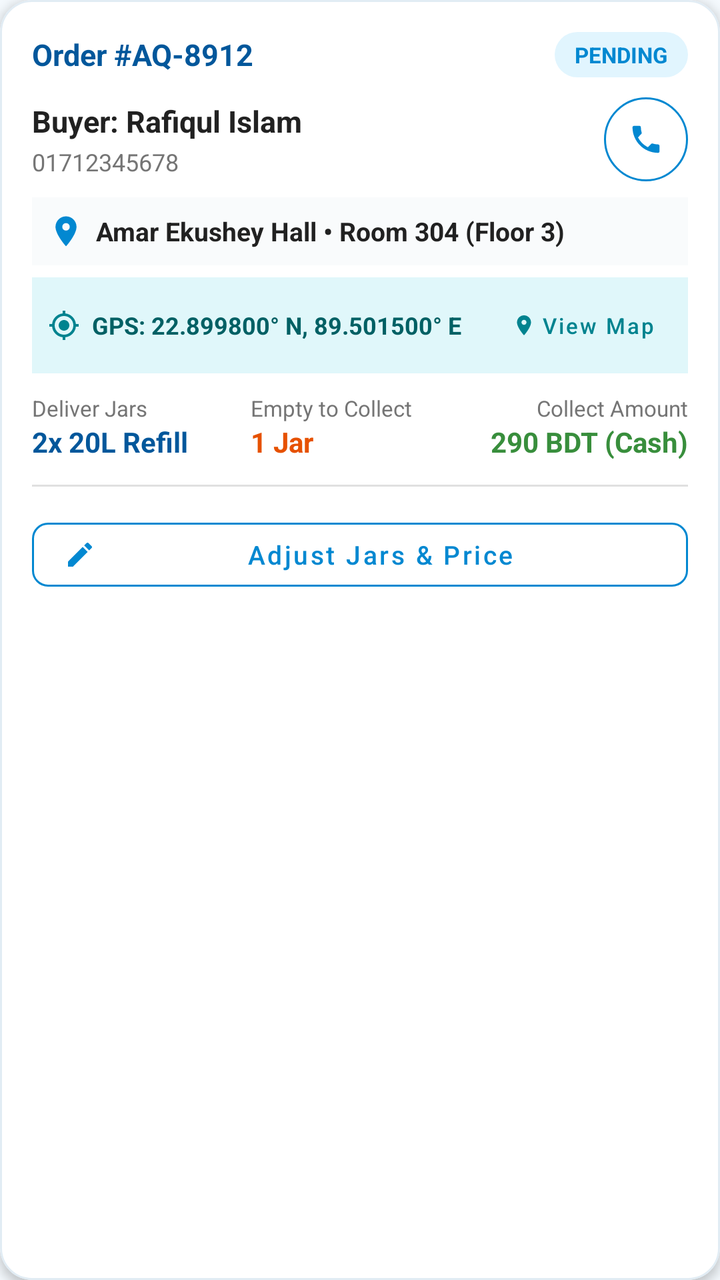
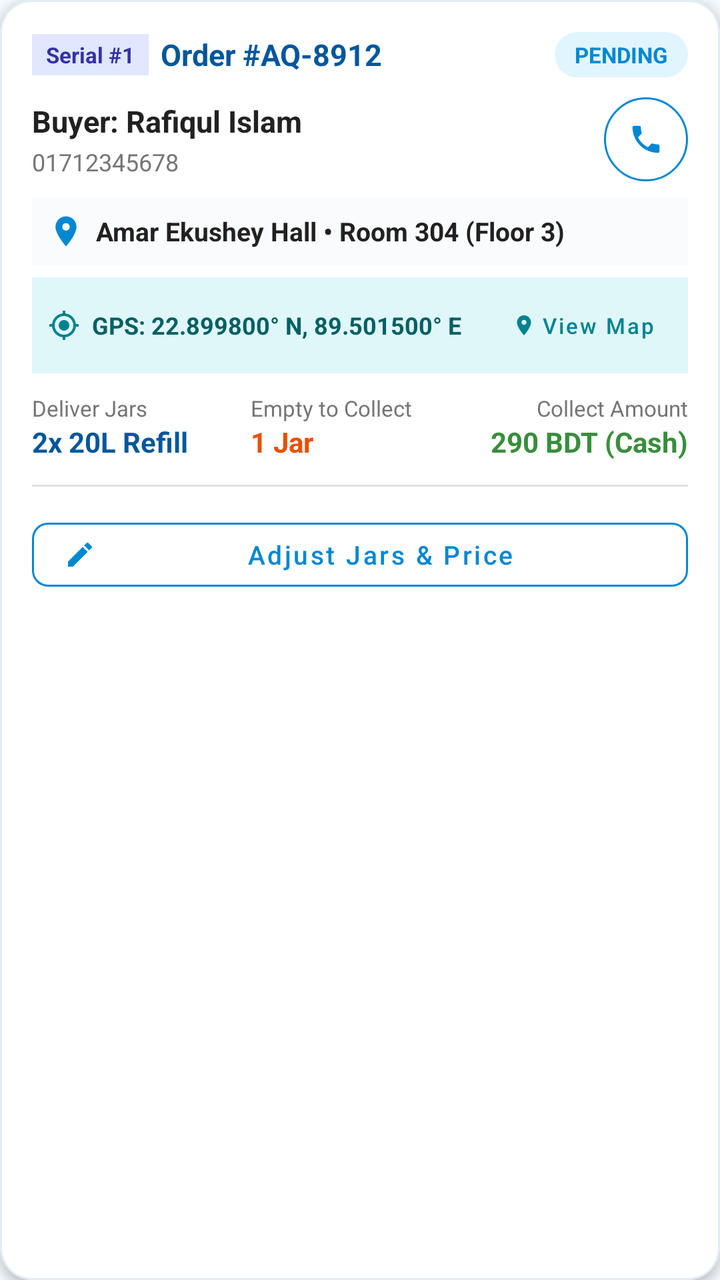

Two renders of the same Android screen: before a commit and after it. Below are the layout's source before the change and the commit's diff.
<!-- AndroidManifest.xml: application theme Theme.AquaDrop -->
<!-- res/layout/item_seller_order.xml -->
<?xml version="1.0" encoding="utf-8"?>
<com.google.android.material.card.MaterialCardView xmlns:android="http://schemas.android.com/apk/res/android"
    xmlns:app="http://schemas.android.com/apk/res-auto"
    android:layout_width="match_parent"
    android:layout_height="wrap_content"
    android:layout_marginBottom="14dp"
    app:cardBackgroundColor="@color/card_background"
    app:cardCornerRadius="16dp"
    app:cardElevation="3dp"
    app:strokeColor="@color/card_stroke"
    app:strokeWidth="1dp">

    <LinearLayout
        android:layout_width="match_parent"
        android:layout_height="wrap_content"
        android:orientation="vertical"
        android:padding="16dp">

        
        <LinearLayout
            android:id="@+id/llEmergencyAlertHeader"
            android:layout_width="match_parent"
            android:layout_height="wrap_content"
            android:layout_marginBottom="12dp"
            android:background="#D32F2F"
            android:gravity="center_vertical"
            android:orientation="horizontal"
            android:paddingStart="12dp"
            android:paddingTop="7dp"
            android:paddingEnd="12dp"
            android:paddingBottom="7dp"
            android:visibility="gone">

            <ImageView
                android:layout_width="20dp"
                android:layout_height="20dp"
                android:contentDescription="Emergency Siren"
                android:src="@drawable/ic_warning"
                app:tint="@color/white" />

            <TextView
                android:layout_width="0dp"
                android:layout_height="wrap_content"
                android:layout_marginStart="8dp"
                android:layout_weight="1"
                android:text="🚨 EMERGENCY ORDER • DELIVER IMMEDIATELY"
                android:textColor="@color/white"
                android:textSize="12sp"
                android:textStyle="bold" />

            <TextView
                android:layout_width="wrap_content"
                android:layout_height="wrap_content"
                android:background="#B71C1C"
                android:paddingStart="6dp"
                android:paddingTop="2dp"
                android:paddingEnd="6dp"
                android:paddingBottom="2dp"
                android:text="PRIORITY 1"
                android:textColor="@color/white"
                android:textSize="10sp"
                android:textStyle="bold" />
        </LinearLayout>

        
        <LinearLayout
            android:layout_width="match_parent"
            android:layout_height="wrap_content"
            android:gravity="center_vertical"
            android:orientation="horizontal">

            <TextView
                android:id="@+id/tvSellerOrderId"
                android:layout_width="wrap_content"
                android:layout_height="wrap_content"
                android:text="Order #AQ-8912"
                android:textColor="@color/primary_dark"
                android:textSize="15sp"
                android:textStyle="bold" />

            <TextView
                android:id="@+id/tvUrgentBadge"
                android:layout_width="wrap_content"
                android:layout_height="wrap_content"
                android:layout_marginStart="8dp"
                android:background="#FFEBEE"
                android:paddingStart="8dp"
                android:paddingTop="2dp"
                android:paddingEnd="8dp"
                android:paddingBottom="2dp"
                android:text="EXPRESS"
                android:textColor="@color/urgent_red"
                android:textSize="10sp"
                android:textStyle="bold"
                android:visibility="gone" />

            <View
                android:layout_width="0dp"
                android:layout_height="1dp"
                android:layout_weight="1" />

            <TextView
                android:id="@+id/tvSellerOrderStatus"
                android:layout_width="wrap_content"
                android:layout_height="wrap_content"
                android:background="@drawable/bg_badge"
                android:text="PENDING"
                android:textColor="@color/primary"
                android:textSize="11sp"
                android:textStyle="bold" />
        </LinearLayout>

        
        <LinearLayout
            android:layout_width="match_parent"
            android:layout_height="wrap_content"
            android:layout_marginTop="10dp"
            android:gravity="center_vertical"
            android:orientation="horizontal">

            <LinearLayout
                android:layout_width="0dp"
                android:layout_height="wrap_content"
                android:layout_weight="1"
                android:orientation="vertical">

                <TextView
                    android:id="@+id/tvBuyerName"
                    android:layout_width="wrap_content"
                    android:layout_height="wrap_content"
                    android:text="Buyer: Rafiqul Islam"
                    android:textColor="@color/text_primary"
                    android:textSize="15sp"
                    android:textStyle="bold" />

                <TextView
                    android:id="@+id/tvBuyerPhone"
                    android:layout_width="wrap_content"
                    android:layout_height="wrap_content"
                    android:layout_marginTop="2dp"
                    android:text="01712345678"
                    android:textColor="@color/text_secondary"
                    android:textSize="12sp" />
            </LinearLayout>

            <com.google.android.material.button.MaterialButton
                android:id="@+id/btnCallBuyer"
                style="@style/Widget.MaterialComponents.Button.OutlinedButton"
                android:layout_width="42dp"
                android:layout_height="42dp"
                android:insetLeft="0dp"
                android:insetTop="0dp"
                android:insetRight="0dp"
                android:insetBottom="0dp"
                android:padding="0dp"
                app:cornerRadius="21dp"
                app:icon="@drawable/ic_call"
                app:iconGravity="textStart"
                app:iconPadding="0dp"
                app:iconSize="18dp"
                app:iconTint="@color/primary"
                app:strokeColor="@color/primary" />
        </LinearLayout>

        
        <LinearLayout
            android:layout_width="match_parent"
            android:layout_height="wrap_content"
            android:layout_marginTop="8dp"
            android:background="#F9FBFC"
            android:gravity="center_vertical"
            android:orientation="horizontal"
            android:padding="8dp">

            <ImageView
                android:layout_width="18dp"
                android:layout_height="18dp"
                android:contentDescription="Location"
                android:src="@drawable/ic_location_pin"
                app:tint="@color/primary" />

            <TextView
                android:id="@+id/tvDeliveryAddress"
                android:layout_width="wrap_content"
                android:layout_height="wrap_content"
                android:layout_marginStart="6dp"
                android:text="Amar Ekushey Hall • Room 304 (Floor 3)"
                android:textColor="@color/text_primary"
                android:textSize="13sp"
                android:textStyle="bold" />
        </LinearLayout>

        
        <LinearLayout
            android:id="@+id/llLocationNotes"
            android:layout_width="match_parent"
            android:layout_height="wrap_content"
            android:layout_marginTop="4dp"
            android:background="#FFF9C4"
            android:gravity="center_vertical"
            android:orientation="horizontal"
            android:padding="8dp"
            android:visibility="gone">

            <ImageView
                android:layout_width="16dp"
                android:layout_height="16dp"
                android:contentDescription="Directions"
                android:src="@drawable/ic_location_pin"
                app:tint="#F57F17" />

            <TextView
                android:id="@+id/tvLocationNotes"
                android:layout_width="0dp"
                android:layout_height="wrap_content"
                android:layout_marginStart="6dp"
                android:layout_weight="1"
                android:text="Exact Directions: Near West Staircase"
                android:textColor="#E65100"
                android:textSize="12sp"
                android:textStyle="italic|bold" />
        </LinearLayout>

        
        <LinearLayout
            android:id="@+id/llSellerGpsRow"
            android:layout_width="match_parent"
            android:layout_height="wrap_content"
            android:layout_marginTop="6dp"
            android:background="#E0F7FA"
            android:gravity="center_vertical"
            android:orientation="horizontal"
            android:padding="8dp">

            <ImageView
                android:layout_width="16dp"
                android:layout_height="16dp"
                android:contentDescription="GPS"
                android:src="@drawable/ic_gps"
                app:tint="#00838F" />

            <TextView
                android:id="@+id/tvBuyerGpsCoordinates"
                android:layout_width="0dp"
                android:layout_height="wrap_content"
                android:layout_marginStart="6dp"
                android:layout_weight="1"
                android:text="GPS: 22.899800° N, 89.501500° E"
                android:textColor="#006064"
                android:textSize="12sp"
                android:textStyle="bold" />

            <com.google.android.material.button.MaterialButton
                android:id="@+id/btnViewGpsOnMap"
                style="@style/Widget.MaterialComponents.Button.TextButton"
                android:layout_width="wrap_content"
                android:layout_height="32dp"
                android:insetTop="0dp"
                android:insetBottom="0dp"
                android:paddingStart="8dp"
                android:paddingEnd="8dp"
                android:text="View Map"
                android:textAllCaps="false"
                android:textColor="#00838F"
                android:textSize="11sp"
                app:icon="@drawable/ic_location_pin"
                app:iconPadding="2dp"
                app:iconSize="12dp"
                app:iconTint="#00838F" />
        </LinearLayout>

        
        <LinearLayout
            android:layout_width="match_parent"
            android:layout_height="wrap_content"
            android:layout_marginTop="10dp"
            android:orientation="horizontal">

            <LinearLayout
                android:layout_width="0dp"
                android:layout_height="wrap_content"
                android:layout_weight="1"
                android:orientation="vertical">

                <TextView
                    android:layout_width="wrap_content"
                    android:layout_height="wrap_content"
                    android:text="Deliver Jars"
                    android:textColor="@color/text_secondary"
                    android:textSize="11sp" />

                <TextView
                    android:id="@+id/tvJarsToDeliver"
                    android:layout_width="wrap_content"
                    android:layout_height="wrap_content"
                    android:text="2x 20L Refill"
                    android:textColor="@color/primary_dark"
                    android:textSize="14sp"
                    android:textStyle="bold" />
            </LinearLayout>

            <LinearLayout
                android:layout_width="0dp"
                android:layout_height="wrap_content"
                android:layout_weight="1"
                android:orientation="vertical">

                <TextView
                    android:layout_width="wrap_content"
                    android:layout_height="wrap_content"
                    android:text="Empty to Collect"
                    android:textColor="@color/text_secondary"
                    android:textSize="11sp" />

                <TextView
                    android:id="@+id/tvJarsToCollect"
                    android:layout_width="wrap_content"
                    android:layout_height="wrap_content"
                    android:text="1 Jar"
                    android:textColor="#E65100"
                    android:textSize="14sp"
                    android:textStyle="bold" />
            </LinearLayout>

            <LinearLayout
                android:layout_width="0dp"
                android:layout_height="wrap_content"
                android:layout_weight="1"
                android:gravity="end"
                android:orientation="vertical">

                <TextView
                    android:layout_width="wrap_content"
                    android:layout_height="wrap_content"
                    android:text="Collect Amount"
                    android:textColor="@color/text_secondary"
                    android:textSize="11sp" />

                <TextView
                    android:id="@+id/tvPaymentSummary"
                    android:layout_width="wrap_content"
                    android:layout_height="wrap_content"
                    android:text="290 BDT (Cash)"
                    android:textColor="@color/success_green"
                    android:textSize="14sp"
                    android:textStyle="bold" />
            </LinearLayout>
        </LinearLayout>

        <TextView
            android:id="@+id/tvBkashTrxDetails"
            android:layout_width="wrap_content"
            android:layout_height="wrap_content"
            android:layout_marginTop="4dp"
            android:text="bKash TrxID: 9J28DA1 (Paid)"
            android:textColor="@color/primary"
            android:textSize="11sp"
            android:visibility="gone" />

        <View
            android:layout_width="match_parent"
            android:layout_height="1dp"
            android:layout_marginTop="12dp"
            android:layout_marginBottom="12dp"
            android:background="@color/divider" />

        
        <com.google.android.material.button.MaterialButton
            android:id="@+id/btnEditOrder"
            style="@style/Widget.MaterialComponents.Button.OutlinedButton"
            android:layout_width="match_parent"
            android:layout_height="44dp"
            android:layout_marginBottom="8dp"
            android:text="Adjust Jars &amp; Price"
            android:textAllCaps="false"
            android:textColor="@color/primary"
            android:textSize="13sp"
            app:cornerRadius="8dp"
            app:icon="@drawable/ic_edit"
            app:iconSize="16dp"
            app:iconTint="@color/primary"
            app:strokeColor="@color/primary" />

        

        
        <com.google.android.material.button.MaterialButton
            android:id="@+id/btnAcceptOrder"
            android:layout_width="match_parent"
            android:layout_height="48dp"
            android:backgroundTint="@color/primary"
            android:text="Accept Order &amp; Start Delivery"
            android:textAllCaps="false"
            android:textColor="@color/white"
            android:textSize="13sp"
            android:visibility="gone"
            app:cornerRadius="8dp"
            app:icon="@drawable/ic_delivery_van"
            app:iconSize="18dp"
            app:iconTint="@color/white" />

        
        <com.google.android.material.button.MaterialButton
            android:id="@+id/btnStartDelivery"
            android:layout_width="match_parent"
            android:layout_height="46dp"
            android:backgroundTint="@color/accent"
            android:text="Start Van Delivery (Go Live)"
            android:textAllCaps="false"
            android:textColor="@color/white"
            android:textSize="13sp"
            android:visibility="gone"
            app:cornerRadius="8dp"
            app:icon="@drawable/ic_delivery_van"
            app:iconSize="18dp"
            app:iconTint="@color/white" />

        
        <LinearLayout
            android:id="@+id/llOutForDeliveryActions"
            android:layout_width="match_parent"
            android:layout_height="wrap_content"
            android:orientation="horizontal"
            android:visibility="gone">

            <com.google.android.material.button.MaterialButton
                android:id="@+id/btnOpenLiveMap"
                style="@style/Widget.MaterialComponents.Button.OutlinedButton"
                android:layout_width="0dp"
                android:layout_height="46dp"
                android:layout_marginEnd="6dp"
                android:layout_weight="1"
                android:text="Open Live Map"
                android:textAllCaps="false"
                android:textColor="@color/primary"
                android:textSize="12sp"
                app:cornerRadius="8dp"
                app:icon="@drawable/ic_location_pin"
                app:iconSize="16dp"
                app:iconTint="@color/primary"
                app:strokeColor="@color/primary" />

            <com.google.android.material.button.MaterialButton
                android:id="@+id/btnScanBuyerQr"
                android:layout_width="0dp"
                android:layout_height="46dp"
                android:layout_marginStart="6dp"
                android:layout_weight="1"
                android:backgroundTint="@color/success_green"
                android:text="Scan Buyer QR"
                android:textAllCaps="false"
                android:textColor="@color/white"
                android:textSize="12sp"
                app:cornerRadius="8dp"
                app:icon="@drawable/ic_qr_code"
                app:iconSize="16dp"
                app:iconTint="@color/white" />
        </LinearLayout>

        
        <TextView
            android:id="@+id/tvDeliveredConfirmation"
            android:layout_width="match_parent"
            android:layout_height="wrap_content"
            android:gravity="center"
            android:padding="6dp"
            android:text="✓ Order delivered and bottle ledger synchronized."
            android:textColor="@color/success_green"
            android:textSize="12sp"
            android:textStyle="bold"
            android:visibility="gone" />

    </LinearLayout>

</com.google.android.material.card.MaterialCardView>
<!-- resources referenced by this layout -->
<resources>
  <color name="accent">#00BCD4</color>
  <color name="card_background">#FFFFFF</color>
  <color name="card_stroke">#E1ECF4</color>
  <color name="divider">#E0E0E0</color>
  <color name="primary">#0288D1</color>
  <color name="primary_dark">#01579B</color>
  <color name="success_green">#388E3C</color>
  <color name="text_primary">#212121</color>
  <color name="text_secondary">#757575</color>
  <color name="urgent_red">#D32F2F</color>
  <color name="white">#FFFFFF</color>
  <!-- drawable bg_badge (drawable) -->
  <?xml version="1.0" encoding="utf-8"?>
  <shape xmlns:android="http://schemas.android.com/apk/res/android"
      android:shape="rectangle">
      <corners android:radius="12dp" />
      <solid android:color="#E1F5FE" />
      <padding
          android:left="10dp"
          android:top="4dp"
          android:right="10dp"
          android:bottom="4dp" />
  </shape>
  <!-- drawable ic_delivery_van (drawable) -->
  <vector xmlns:android="http://schemas.android.com/apk/res/android"
      android:width="24dp"
      android:height="24dp"
      android:viewportWidth="24"
      android:viewportHeight="24">
      <path
          android:fillColor="#0288D1"
          android:pathData="M20,8h-3V4H1v13h2c0,1.66 1.34,3 3,3s3,-1.34 3,-3h6c0,1.66 1.34,3 3,3s3,-1.34 3,-3h2v-5l-4,-4zM6,18.5c-0.83,0 -1.5,-0.67 -1.5,-1.5s0.67,-1.5 1.5,-1.5 1.5,0.67 1.5,1.5 -0.67,1.5 -1.5,1.5zM18,18.5c-0.83,0 -1.5,-0.67 -1.5,-1.5s0.67,-1.5 1.5,-1.5 1.5,0.67 1.5,1.5 -0.67,1.5 -1.5,1.5zM17,12V9.5h2.5l2,2.5H17z" />
  </vector>
  <!-- drawable ic_edit (drawable) -->
  <vector xmlns:android="http://schemas.android.com/apk/res/android"
      android:width="24dp"
      android:height="24dp"
      android:viewportWidth="24"
      android:viewportHeight="24">
    <path
        android:fillColor="@android:color/white"
        android:pathData="M3,17.25V21h3.75L17.81,9.94l-3.75,-3.75L3,17.25zM20.71,7.04c0.39,-0.39 0.39,-1.02 0,-1.41l-2.34,-2.34c-0.39,-0.39 -1.02,-0.39 -1.41,0l-1.83,1.83 3.75,3.75 1.83,-1.83z"/>
  </vector>
  <!-- drawable ic_gps (drawable) -->
  <vector xmlns:android="http://schemas.android.com/apk/res/android"
      android:width="24dp"
      android:height="24dp"
      android:viewportWidth="24"
      android:viewportHeight="24">
    <path
        android:fillColor="@android:color/white"
        android:pathData="M12,8c-2.21,0 -4,1.79 -4,4s1.79,4 4,4 4,-1.79 4,-4 -1.79,-4 -4,-4zM20.94,11c-0.46,-4.17 -3.77,-7.48 -7.94,-7.94L13,1h-2v2.06C6.83,3.52 3.52,6.83 3.06,11L1,11v2h2.06c0.46,4.17 3.77,7.48 7.94,7.94L11,23h2v-2.06c4.17,-0.46 7.48,-3.77 7.94,-7.94L23,13v-2h-2.06zM12,19c-3.87,0 -7,-3.13 -7,-7s3.13,-7 7,-7 7,3.13 7,7 -3.13,7 -7,7z"/>
  </vector>
  <!-- drawable ic_location_pin (drawable) -->
  <vector xmlns:android="http://schemas.android.com/apk/res/android"
      android:width="24dp"
      android:height="24dp"
      android:viewportWidth="24"
      android:viewportHeight="24">
      <path
          android:fillColor="#0288D1"
          android:pathData="M12,2C8.13,2 5,5.13 5,9c0,5.25 7,13 7,13s7,-7.75 7,-13c0,-3.87 -3.13,-7 -7,-7zM12,11.5c-1.38,0 -2.5,-1.12 -2.5,-2.5s1.12,-2.5 2.5,-2.5 2.5,1.12 2.5,2.5 -1.12,2.5 -2.5,2.5z" />
  </vector>
  <!-- drawable ic_warning (drawable) -->
  <vector xmlns:android="http://schemas.android.com/apk/res/android"
      android:width="24dp"
      android:height="24dp"
      android:viewportWidth="24"
      android:viewportHeight="24"
      android:tint="?attr/colorControlNormal">
    <path
        android:fillColor="@android:color/white"
        android:pathData="M1,21h22L12,2 1,21zM13,18h-2v-2h2v2zM13,14h-2v-4h2v4z"/>
  </vector>
  <color name="background">#F4F9FD</color>
  <!-- unchanged entries left out for length: 3 -->
</resources>

<!-- the commit's change to res/layout/item_seller_order.xml (unified diff, before → after) -->
@@ -68,6 +68,21 @@
             android:layout_height="wrap_content"
             android:gravity="center_vertical"
             android:orientation="horizontal">
+
+            <TextView
+                android:id="@+id/tvOrderSerialBadge"
+                android:layout_width="wrap_content"
+                android:layout_height="wrap_content"
+                android:layout_marginEnd="6dp"
+                android:background="#E0E7FF"
+                android:paddingStart="7dp"
+                android:paddingTop="3dp"
+                android:paddingEnd="7dp"
+                android:paddingBottom="3dp"
+                android:text="Serial #1"
+                android:textColor="#3730A3"
+                android:textSize="11sp"
+                android:textStyle="bold" />
 
             <TextView
                 android:id="@+id/tvSellerOrderId"
@@ -401,6 +416,24 @@
 
         
         <com.google.android.material.button.MaterialButton
+            android:id="@+id/btnNotifyGateArrival"
+            android:layout_width="match_parent"
+            android:layout_height="46dp"
+            android:layout_marginBottom="8dp"
+            android:backgroundTint="#FF8F00"
+            android:text="📢 Notify Gate Arrival"
+            android:textAllCaps="false"
+            android:textColor="@color/white"
+            android:textSize="13sp"
+            android:textStyle="bold"
+            android:visibility="gone"
+            app:cornerRadius="8dp"
+            app:icon="@drawable/ic_delivery_van"
+            app:iconSize="18dp"
+            app:iconTint="@color/white" />
+
+        
+        <com.google.android.material.button.MaterialButton
             android:id="@+id/btnStartDelivery"
             android:layout_width="match_parent"
             android:layout_height="46dp"
